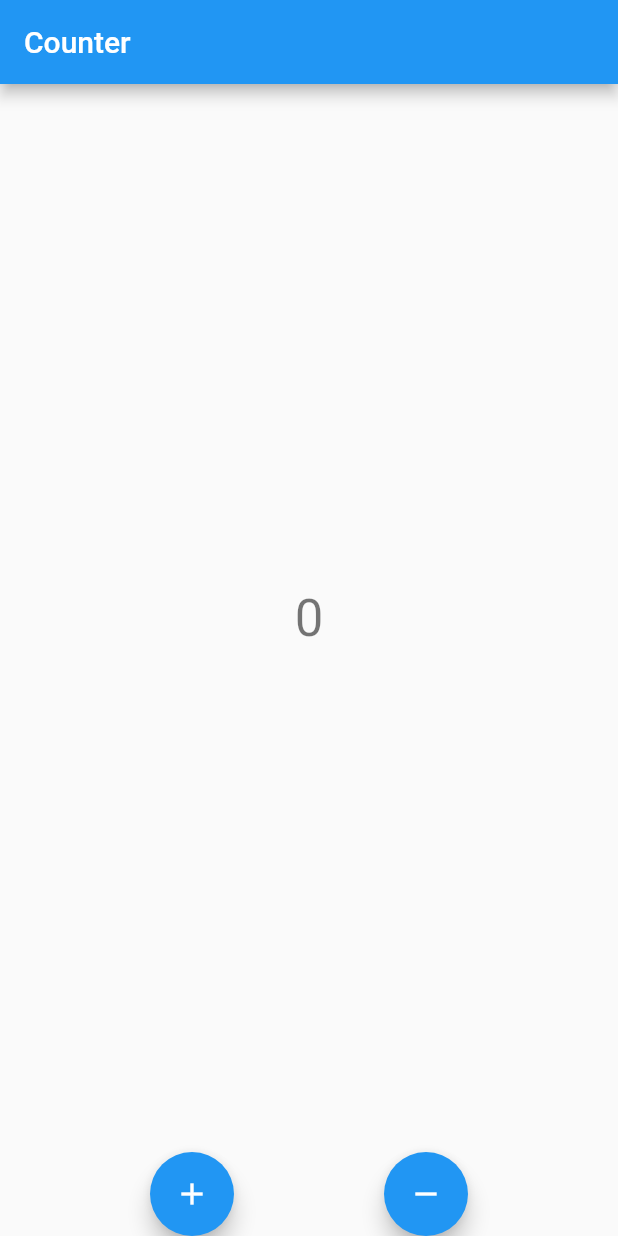
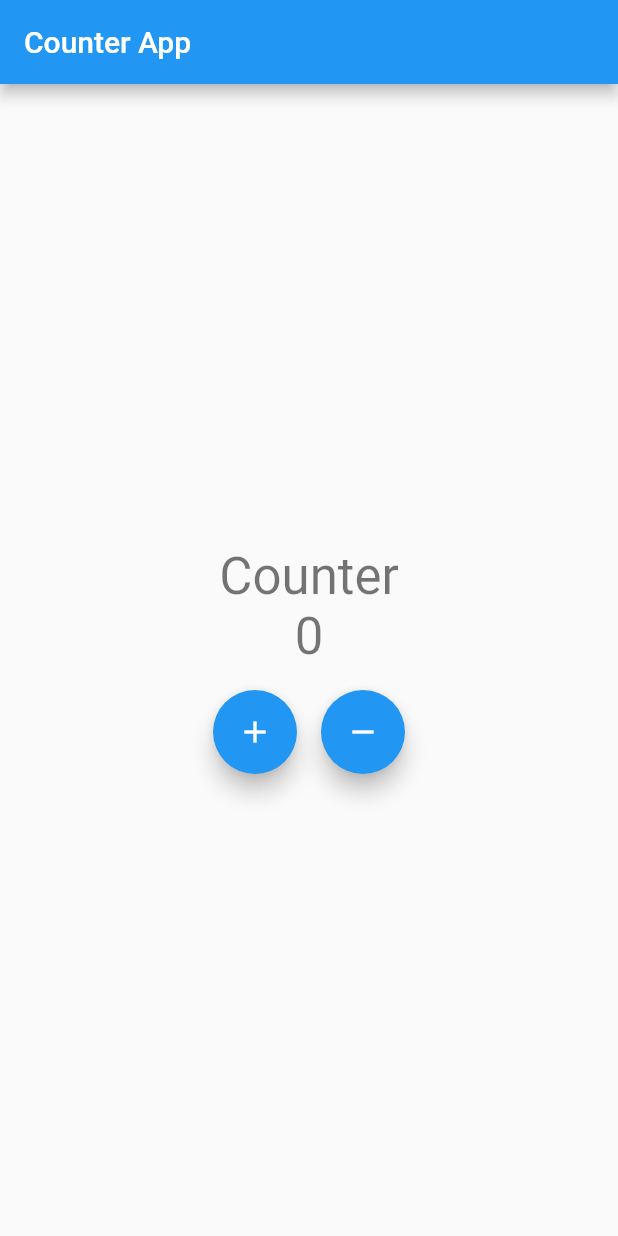
Before and after one commit to JSangYeon/sample_bloc, a Flutter app: the screen it shows after launch, on a phone screen of 412 x 824 dp. Run offline on Flutter 3.47's test engine with Material 2 defaults, Android fonts, the phone set to English and light mode, and no system bars.

Commit message:
bloc 패턴 파일분리

```diff
--- a/lib/counter_bloc.dart
+++ b/lib/counter_bloc.dart
@@ -1,38 +1,25 @@
 import 'dart:async';
 
-import 'package:flutter/material.dart';
 
-part 'event.dart';
-part 'state.dart';
 
 class CounterBloc {
   int _counter = 0;
+  int get counter => _counter;
 
-  final _counterStateController = StreamController<CounterState>();
-  StreamSink<CounterState> get _inCounterState => _counterStateController.sink;
-  Stream<CounterState> get counterState => _counterStateController.stream;
+  final _counterController = StreamController<int>();
+  Stream<int> get counterStream => _counterController.stream;
 
-  final _counterEventController = StreamController<CounterEvent>();
-  StreamSink<CounterEvent> get counterEventSink => _counterEventController.sink;
-
-
-
-
-  CounterBloc() {
-    _counterEventController.stream.listen(_mapEventToState);
+  void increment() {
+    _counter++;
+    _counterController.sink.add(_counter);
   }
 
-  void _mapEventToState(CounterEvent event) {
-    if (event is IncrementEvent) {
-      _counter++;
-    } else if (event is DecrementEvent) {
-      _counter--;
-    }
-    _inCounterState.add(CounterState(_counter));
+  void decrement() {
+    _counter--;
+    _counterController.sink.add(_counter);
   }
 
   void dispose() {
-    _counterStateController.close();
-    _counterEventController.close();
+    _counterController.close();
   }
 }
--- a/lib/counter_screen.dart
+++ b/lib/counter_screen.dart
@@ -2,13 +2,13 @@ import 'package:flutter/material.dart';
 import 'counter_bloc.dart';
 
 class CounterScreen extends StatefulWidget {
-  const CounterScreen({Key? key}) : super(key: key);
+  const CounterScreen({super.key});
 
   @override
-  CounterScreenState createState() => CounterScreenState();
+  _CounterScreenState createState() => _CounterScreenState();
 }
 
-class CounterScreenState extends State<CounterScreen> {
+class _CounterScreenState extends State<CounterScreen> {
   final _counterBloc = CounterBloc();
 
   @override
@@ -21,26 +21,45 @@ class CounterScreenState extends State<CounterScreen> {
   Widget build(BuildContext context) {
     return Scaffold(
       appBar: AppBar(
-        title: const Text('Counter'),
+        title: const Text('Counter App'),
       ),
       body: Center(
-        child: StreamBuilder<int>(
-          stream: _counterBloc.counterState.stream,
-          initialData: _counterBloc._counter,
+        child: Column(
+          mainAxisAlignment: MainAxisAlignment.center,
+          children: <Widget>[
+            Text(
+              'Counter',
+              style: Theme.of(context).textTheme.headlineMedium,
+            ),
+            StreamBuilder<int>(
+              stream: _counterBloc.counterStream,
+              initialData: _counterBloc.counter,
               builder: (context, snapshot) {
                 return Text(
                   '${snapshot.data}',
-              style: Theme.of(context).textTheme.headline4,
+                  style: Theme.of(context).textTheme.headlineMedium,
                 );
               },
             ),
-      ),
-      floatingActionButton: FloatingActionButton(
-        onPressed: () {
-          _counterBloc.increment();
-        },
+            const SizedBox(height: 16.0),
+            Row(
+              mainAxisAlignment: MainAxisAlignment.center,
+              children: <Widget>[
+                FloatingActionButton(
+                  onPressed: _counterBloc.increment,
                   tooltip: 'Increment',
                   child: const Icon(Icons.add),
+                ),
+                const SizedBox(width: 16.0),
+                FloatingActionButton(
+                  onPressed: _counterBloc.decrement,
+                  tooltip: 'Decrement',
+                  child: const Icon(Icons.remove),
+                ),
+              ],
+            ),
+          ],
+        ),
       ),
     );
   }
--- a/lib/main.dart
+++ b/lib/main.dart
@@ -1,5 +1,7 @@
 import 'package:flutter/material.dart';
 import 'dart:async';
+
+import 'counter_screen.dart';
 
 
 void main() {
@@ -22,76 +24,76 @@ class MyApp extends StatelessWidget {
     );
   }
 }
-
-class CounterBloc {
-  int _counter = 0;
-  final _counterController = StreamController<int>();
-
-  Stream<int> get counterStream => _counterController.stream;
-  int get counter => _counter;
-
-  void increment() {
-    _counter++;
-    _counterController.sink.add(_counter);
-  }
-
-  void decrement() {
-    _counter--;
-    _counterController.sink.add(_counter);
-  }
-
-  void dispose() {
-    _counterController.close();
-  }
-}
-
-class CounterScreen extends StatefulWidget {
-  const CounterScreen({super.key});
-
-  @override
-  CounterScreenState createState() => CounterScreenState();
-}
-
- class CounterScreenState extends State<CounterScreen> {
-  final CounterBloc _bloc = CounterBloc();
-
-  @override
-  void dispose() {
-    _bloc.dispose();
-    super.dispose();
-  }
-
-  @override
-  Widget build(BuildContext context) {
-    return Scaffold(
-      appBar: AppBar(title: const Text('Counter')),
-      body: Center(
-        child: StreamBuilder<int>(
-          stream: _bloc.counterStream,
-          initialData: _bloc.counter,
-          builder: (context, snapshot) {
-            return Text(
-              '${snapshot.data}',
-              style: Theme.of(context).textTheme.headlineMedium,
-            );
-          },
-        ),
-      ),
-      bottomNavigationBar: Row(
-        mainAxisAlignment: MainAxisAlignment.spaceEvenly,
-        children: <Widget>[
-          FloatingActionButton(
-            onPressed: () => _bloc.increment(),
-            tooltip: 'Increment',
-            child: const Icon(Icons.add),
-          ),
-          FloatingActionButton(
-            onPressed: () => _bloc.decrement(),
-            tooltip: 'Decrement',
-            child: const Icon(Icons.remove),
-          ),
-        ],
-      ),
-    );
-  }
-}
+//
+// class CounterBloc {
+//   int _counter = 0;
+//   final _counterController = StreamController<int>();
+//
+//   Stream<int> get counterStream => _counterController.stream;
+//   int get counter => _counter;
+//
+//   void increment() {
+//     _counter++;
+//     _counterController.sink.add(_counter);
+//   }
+//
+//   void decrement() {
+//     _counter--;
+//     _counterController.sink.add(_counter);
+//   }
+//
+//   void dispose() {
+//     _counterController.close();
+//   }
+// }
+//
+// class CounterScreen extends StatefulWidget {
+//   const CounterScreen({super.key});
+//
+//   @override
+//   CounterScreenState createState() => CounterScreenState();
+// }
+//
+//  class CounterScreenState extends State<CounterScreen> {
+//   final CounterBloc _bloc = CounterBloc();
+//
+//   @override
+//   void dispose() {
+//     _bloc.dispose();
+//     super.dispose();
+//   }
+//
+//   @override
+//   Widget build(BuildContext context) {
+//     return Scaffold(
+//       appBar: AppBar(title: const Text('Counter')),
+//       body: Center(
+//         child: StreamBuilder<int>(
+//           stream: _bloc.counterStream,
+//           initialData: _bloc.counter,
+//           builder: (context, snapshot) {
+//             return Text(
+//               '${snapshot.data}',
+//               style: Theme.of(context).textTheme.headlineMedium,
+//             );
+//           },
+//         ),
+//       ),
+//       bottomNavigationBar: Row(
+//         mainAxisAlignment: MainAxisAlignment.spaceEvenly,
+//         children: <Widget>[
+//           FloatingActionButton(
+//             onPressed: () => _bloc.increment(),
+//             tooltip: 'Increment',
+//             child: const Icon(Icons.add),
+//           ),
+//           FloatingActionButton(
+//             onPressed: () => _bloc.decrement(),
+//             tooltip: 'Decrement',
+//             child: const Icon(Icons.remove),
+//           ),
+//         ],
+//       ),
+//     );
+//   }
+// }
```
Lines whose indentation alone changed are shown as unchanged.
